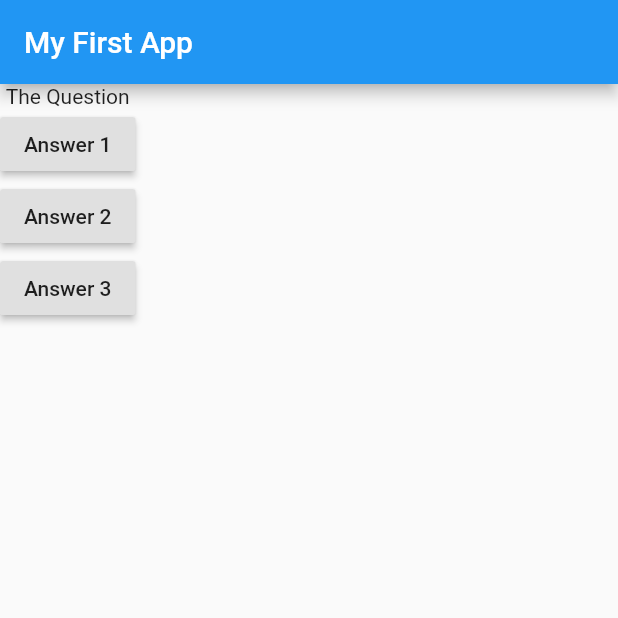
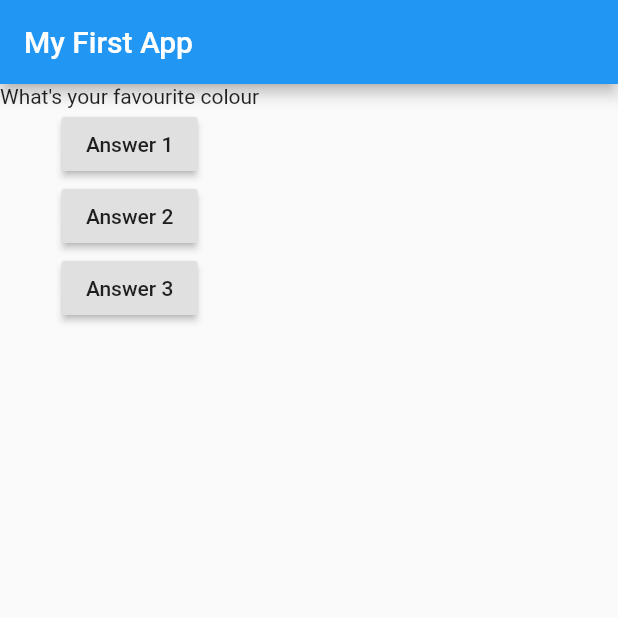
Before and after one commit to kguertin/learn_flutter, a Flutter app: the screen it shows after launch, after a tap on "Answer 1", on a phone screen of 412 x 824 dp, the top half of it. Run offline on Flutter 3.47's test engine with Material 2 defaults, Android fonts, the phone set to English and light mode, and no system bars.

Commit message:
user array to output values

```diff
--- a/flutter_basics/lib/main.dart
+++ b/flutter_basics/lib/main.dart
@@ -3,8 +3,11 @@ import 'package:flutter/material.dart';
 void main() => runApp(MyApp());
 
 class MyApp extends StatelessWidget {
+  var questionIndex = 0;
+
   void answerQuestion() {
-    print("answer chosen");
+    questionIndex = questionIndex + 1;
+    print(questionIndex);
   }
 
   @override
@@ -21,7 +24,7 @@ class MyApp extends StatelessWidget {
         ),
         body: Column(
           children: <Widget>[
-            Text("The Question"),
+            Text(questions[questionIndex]),
             RaisedButton(
               child: Text("Answer 1"),
               onPressed: answerQuestion,
```
